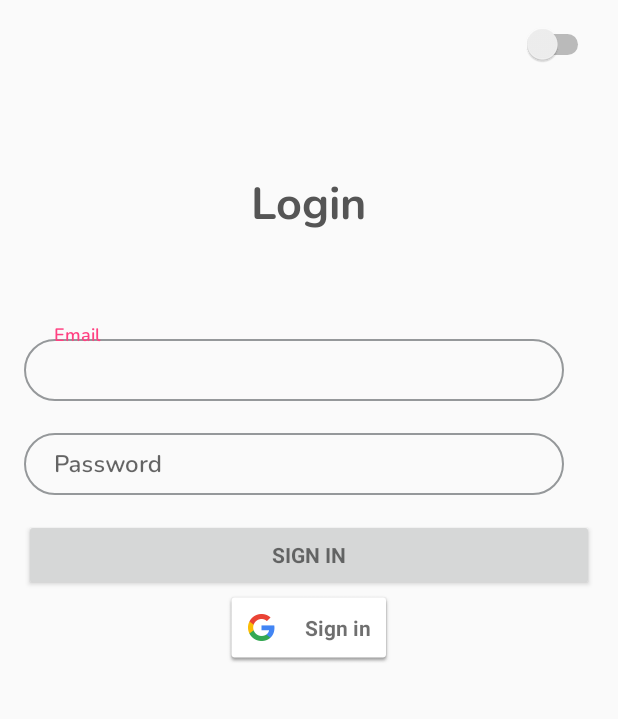
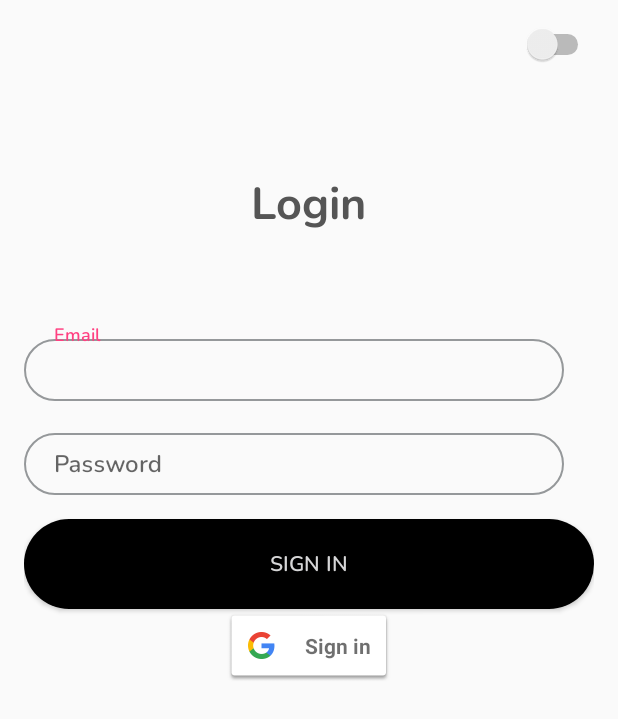
Before and after one commit to deviprasad97/personal-chat, an Android app: the screen it shows after launch (LoginActivity), on a phone screen of 412 x 824 dp. Shown: the top 719 px of the screen. Run offline under Robolectric (Android 15) with nearby library versions, the phone set to English and light mode, and no system bars; our stand-ins replace CircleImageView, Firebase (no records; nobody signed in at launch, a user with empty details on screens opened directly), Picasso; libraries missing offline, so code that uses them is left out: com.ahamed.multiviewadapter, com.mikepenz.iconics, com.mikepenz.materialdrawer; pictures from the network do not load; 11 statements that could not run were skipped.

Commit message:
Initial Drawer crash fix

```diff
--- a/app/src/main/java/com/example/deviprasasdtripathy/awesomechat/BottomNavigation.java
+++ b/app/src/main/java/com/example/deviprasasdtripathy/awesomechat/BottomNavigation.java
@@ -60,6 +60,9 @@ public class BottomNavigation extends AppCompatActivity {
     Drawer drawerResult;
     AccountHeader headerResult;
     final FirebaseUser user = FirebaseAuth.getInstance().getCurrentUser();
+    Uri photUri;
+    String displayName;
+    String displayEmail;
 
     @Override
     protected void onCreate(Bundle savedInstanceState) {
@@ -72,7 +75,6 @@ public class BottomNavigation extends AppCompatActivity {
         toolbar_chat_fragment = findViewById(R.id.toolbar_chat_fragment);
         navigation.setOnNavigationItemSelectedListener(mOnNavigationItemSelectedListener);
         BottomNavigationViewHelper.disableShiftMode(navigation);
-
         if (user != null) {
             // User is signed in do nothing
             Log.e("User:", user.getEmail().toString());
@@ -82,6 +84,19 @@ public class BottomNavigation extends AppCompatActivity {
             startActivity(intent);
             finish();
         }
+        try {
+            Log.e("Check", user.getPhotoUrl().toString());
+            photUri = user.getPhotoUrl();
+            displayName = user.getDisplayName();
+            displayEmail = user.getEmail();
+        }catch (Exception e){
+            Log.e("Check", "Null Pointer Exception happened");
+            photUri = Uri.parse("https://abs.twimg.com/sticky/default_profile_images/default_profile_400x400.png");
+            displayName = "No User";
+            displayEmail = "No Email";
+
+        }
+
         setUpDrawer();
         toolbar_chat_fragment.setText("Awesome Chat");
         toolbar.setNavigationIcon(R.drawable.ic_menu_black_24dp);
@@ -157,12 +172,12 @@ public class BottomNavigation extends AppCompatActivity {
         // Create the AccountHeader
         headerResult = new AccountHeaderBuilder()
                 .withActivity(this)
-                .withHeaderBackground(new ImageHolder(user.getPhotoUrl()))
+                .withHeaderBackground(new ImageHolder(photUri))
                 .addProfiles(
                         new ProfileDrawerItem()
-                                .withName(user.getDisplayName())
-                                .withEmail(user.getEmail())
-                                .withIcon(user.getPhotoUrl())
+                                .withName(displayName)
+                                .withEmail(displayEmail)
+                                .withIcon(photUri)
                 )
                 .withOnAccountHeaderListener((view, profile, currentProfile) -> false)
                 .build();
--- /dev/null
+++ b/app/src/main/res/drawable/button_shape.xml
@@ -0,0 +1,24 @@
+<?xml version="1.0" encoding="utf-8"?>
+<shape xmlns:android="http://schemas.android.com/apk/res/android"
+    android:shape="rectangle" >
+
+    <corners
+        android:bottomLeftRadius="30dp"
+        android:bottomRightRadius="30dp"
+        android:radius="60dp"
+        android:topLeftRadius="30dp"
+        android:topRightRadius="30dp" />
+
+    <solid android:color="#000000" />
+
+    <padding
+        android:bottom="0dp"
+        android:left="0dp"
+        android:right="0dp"
+        android:top="0dp" />
+
+    <size
+        android:height="60dp"
+        android:width="270dp" />
+
+</shape>
--- a/app/src/main/res/layout/activity_login.xml
+++ b/app/src/main/res/layout/activity_login.xml
@@ -167,6 +167,10 @@
                 android:id="@+id/email_sign_in_button"
                 style="?android:textAppearanceSmall"
                 android:layout_width="match_parent"
+                android:fontFamily="@font/nunito_semibold"
+                android:textColor="@color/white"
+                android:background="@drawable/button_shape"
+                android:foreground="?android:selectableItemBackground"
                 android:layout_height="wrap_content"
                 android:layout_marginTop="16dp"
                 android:text="@string/action_sign_in"
@@ -174,6 +178,10 @@
             <Button
                 android:id="@+id/email_sign_up_button"
                 style="?android:textAppearanceSmall"
+                android:fontFamily="@font/nunito_semibold"
+                android:textColor="@color/white"
+                android:background="@drawable/button_shape"
+                android:foreground="?android:selectableItemBackground"
                 android:layout_width="match_parent"
                 android:layout_height="wrap_content"
                 android:layout_marginTop="16dp"
```
Also changed, not shown: app/src/main/res/layout/content_profile.xml (+1 -45 lines).
